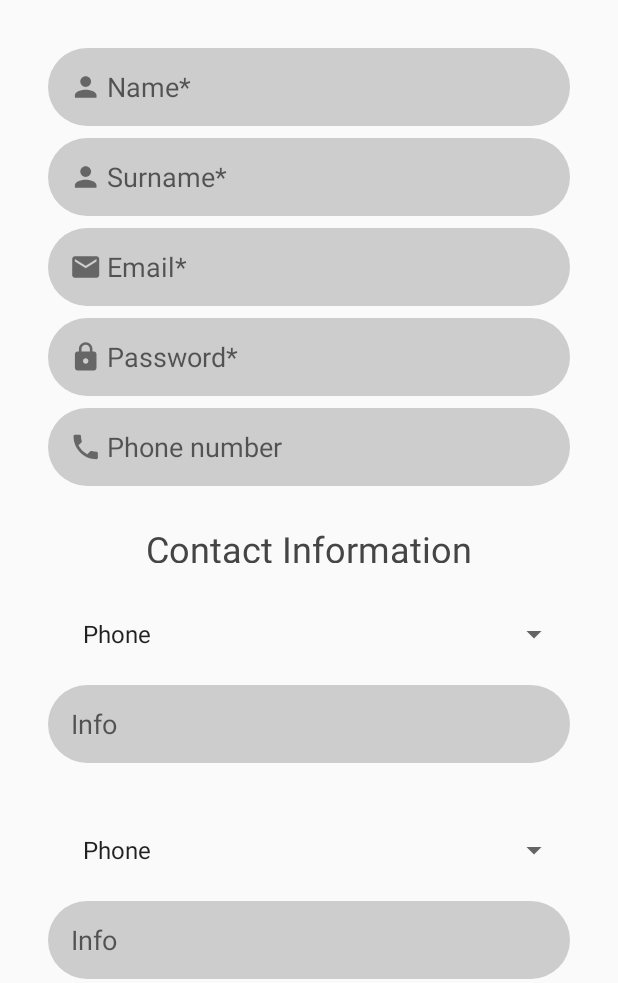
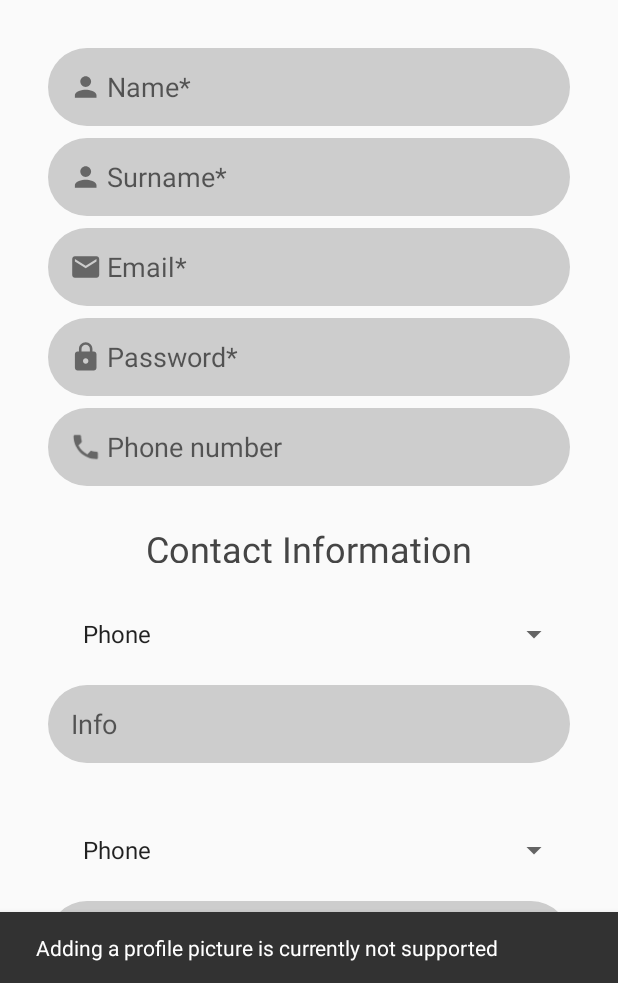
Before and after one commit to waleedbaroudi/Eino, an Android app: the SignupActivity screen opened directly, with no data from a screen before it, after a tap on an icon or button, on a phone screen of 412 x 824 dp, the part 253-1236 px from its top. Run offline under Robolectric (Android 15) with nearby library versions, the phone set to English and light mode, and no system bars; our stand-ins replace CircleImageView; pictures from the network do not load; Roboto replaces fonts that are not available here; 1 statement that could not run was skipped.

Commit message:
add profile picture placeholder

```diff
--- a/app/src/main/java/com/example/eino/controllers/SignupActivity.java
+++ b/app/src/main/java/com/example/eino/controllers/SignupActivity.java
@@ -2,6 +2,7 @@ package com.example.eino.controllers;
 
 import androidx.annotation.Nullable;
 import androidx.appcompat.app.AppCompatActivity;
+import androidx.constraintlayout.widget.ConstraintLayout;
 
 import android.annotation.SuppressLint;
 import android.content.Intent;
@@ -20,6 +21,7 @@ import android.widget.Toast;
 import com.example.eino.R;
 import com.example.eino.models.User;
 import com.example.eino.models.data_sources.UserDataSource;
+import com.google.android.material.snackbar.Snackbar;
 
 import java.util.ArrayList;
 
@@ -33,6 +35,8 @@ public class SignupActivity extends AppCompatActivity implements UserDataSource.
     private ArrayList<String> existingEmails;
 
     SharedPreferences sharedPreferences;
+
+    private boolean registered = false;
 
     EditText nameField;
     EditText surnameField;
@@ -49,9 +53,10 @@ public class SignupActivity extends AppCompatActivity implements UserDataSource.
 
     ImageView profileImage;
 
+    ConstraintLayout mainLayout;
+
     Button signUpButton;
 
-    private boolean signedUp = false;
 
     @Override
     protected void onCreate(Bundle savedInstanceState) {
@@ -71,11 +76,17 @@ public class SignupActivity extends AppCompatActivity implements UserDataSource.
     protected void onResume() {
         super.onResume();
         if (sharedPreferences.getBoolean(LogInActivity.LOGGEDIN_SP_KEY, false))
-            finish();
+            startActivity(new Intent(SignupActivity.this, MainActivity.class));
     }
 
     private void initializeListeners() {
-        profileImage.setOnClickListener(v -> startActivityForResult(Intent.createChooser(new Intent().setType("image/*").setAction(Intent.ACTION_GET_CONTENT), "Pick a profile picture"), GALLERY_REQUEST_CODE));
+        profileImage.setOnClickListener(new View.OnClickListener() {
+            @Override
+            public void onClick(View v) {
+                Snackbar.make(mainLayout, "Adding a profile picture is currently not supported", Snackbar.LENGTH_LONG).show();
+            }
+        });
+//        profileImage.setOnClickListener(v -> startActivityForResult(Intent.createChooser(new Intent().setType("image/*").setAction(Intent.ACTION_GET_CONTENT), "Pick a profile picture"), GALLERY_REQUEST_CODE));
         signUpButton.setOnClickListener(signUpListener);
     }
 
@@ -113,7 +124,7 @@ public class SignupActivity extends AppCompatActivity implements UserDataSource.
         if (result) {
             Toast.makeText(this, "Registered!", Toast.LENGTH_SHORT).show();
             saveUserData();
-            startActivity(new Intent(SignupActivity.this, MainActivity.class));
+            startActivity(new Intent(SignupActivity.this, SkillsActivity.class));
         } else
             Toast.makeText(this, "failed to register new user", Toast.LENGTH_SHORT).show();
     }
@@ -153,6 +164,7 @@ public class SignupActivity extends AppCompatActivity implements UserDataSource.
         }
     }
 
+
     private void initializeViews() {
         nameField = (EditText) findViewById(R.id.nameEditText);
         nameField.setCompoundDrawablesWithIntrinsicBounds(R.drawable.ic_person_black_24dp, 0, 0, 0);
@@ -172,6 +184,8 @@ public class SignupActivity extends AppCompatActivity implements UserDataSource.
         firstInfoField = (EditText) findViewById(R.id.firstInfoEditText);
         secondInfoField = (EditText) findViewById(R.id.secondInfoEditText);
 
+        mainLayout = (ConstraintLayout) findViewById(R.id.signup_constraint);
+
         firstInfoType = findViewById(R.id.firstType);
         secondInfoType = findViewById(R.id.secondType);
         ArrayAdapter<CharSequence> adapter = ArrayAdapter.createFromResource(this, R.array.contact_info_types, android.R.layout.simple_spinner_item);
--- a/app/src/main/res/layout/activity_signup.xml
+++ b/app/src/main/res/layout/activity_signup.xml
@@ -4,7 +4,8 @@
     xmlns:tools="http://schemas.android.com/tools"
     android:layout_width="match_parent"
     android:layout_height="match_parent"
-    tools:context=".controllers.SignupActivity">
+    tools:context=".controllers.SignupActivity"
+    android:id="@+id/signup_constraint">
 
     <ScrollView
         android:layout_width="match_parent"
```
Also changed, not shown: app/src/main/java/com/example/eino/controllers/MainActivity.java (+10 -1 lines).
